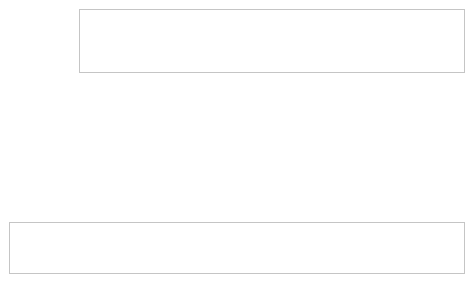
Old version of the form rezals/detail/rzxitem.ui in the repository Fruneau/qRezix.
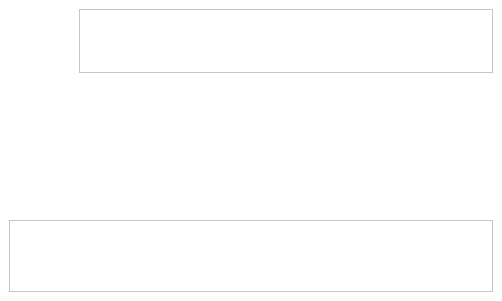
New version of the form.

Commit message:
J'ai pas rÃ©ussi Ã  changer la couleur du splitter :/ Par contre j'ai quelque peu rÃ©organisÃ© l'Item Details... ce qui devrait : * limiter les chevauchement de textes * amÃ©liorer la lisibilitÃ© * diminuer un peu l'impression de vide de la fenÃªtre...
J'ai aussi modifiÃ© les rÃšgles de disparition des labels en fonction de la taille de la fenÃªtre

```diff
--- a/rezals/detail/rzxitem.ui
+++ b/rezals/detail/rzxitem.ui
@@ -8,8 +8,8 @@
    <rect>
     <x>0</x>
     <y>0</y>
-    <width>474</width>
-    <height>283</height>
+    <width>502</width>
+    <height>301</height>
    </rect>
   </property>
   <property name="sizePolicy" >
@@ -307,6 +307,210 @@
    <property name="spacing" >
     <number>6</number>
    </property>
+   <item row="2" column="0" >
+    <layout class="QGridLayout" >
+     <property name="margin" >
+      <number>0</number>
+     </property>
+     <property name="spacing" >
+      <number>6</number>
+     </property>
+     <item rowspan="3" row="0" column="0" >
+      <layout class="QVBoxLayout" >
+       <property name="margin" >
+        <number>0</number>
+       </property>
+       <property name="spacing" >
+        <number>6</number>
+       </property>
+       <item>
+        <widget class="QLabel" name="lblHttp" >
+         <property name="sizePolicy" >
+          <sizepolicy>
+           <hsizetype>0</hsizetype>
+           <vsizetype>0</vsizetype>
+           <horstretch>0</horstretch>
+           <verstretch>0</verstretch>
+          </sizepolicy>
+         </property>
+         <property name="minimumSize" >
+          <size>
+           <width>32</width>
+           <height>32</height>
+          </size>
+         </property>
+         <property name="maximumSize" >
+          <size>
+           <width>32</width>
+           <height>32</height>
+          </size>
+         </property>
+         <property name="text" >
+          <string/>
+         </property>
+        </widget>
+       </item>
+       <item>
+        <widget class="QLabel" name="lblNews" >
+         <property name="sizePolicy" >
+          <sizepolicy>
+           <hsizetype>0</hsizetype>
+           <vsizetype>0</vsizetype>
+           <horstretch>0</horstretch>
+           <verstretch>0</verstretch>
+          </sizepolicy>
+         </property>
+         <property name="minimumSize" >
+          <size>
+           <width>32</width>
+           <height>32</height>
+          </size>
+         </property>
+         <property name="maximumSize" >
+          <size>
+           <width>32</width>
+           <height>32</height>
+          </size>
+         </property>
+         <property name="text" >
+          <string/>
+         </property>
+        </widget>
+       </item>
+       <item>
+        <widget class="QLabel" name="lblPrinter" >
+         <property name="sizePolicy" >
+          <sizepolicy>
+           <hsizetype>0</hsizetype>
+           <vsizetype>0</vsizetype>
+           <horstretch>0</horstretch>
+           <verstretch>0</verstretch>
+          </sizepolicy>
+         </property>
+         <property name="minimumSize" >
+          <size>
+           <width>32</width>
+           <height>32</height>
+          </size>
+         </property>
+         <property name="maximumSize" >
+          <size>
+           <width>32</width>
+           <height>32</height>
+          </size>
+         </property>
+         <property name="text" >
+          <string/>
+         </property>
+        </widget>
+       </item>
+      </layout>
+     </item>
+     <item row="1" column="1" >
+      <layout class="QVBoxLayout" >
+       <property name="margin" >
+        <number>0</number>
+       </property>
+       <property name="spacing" >
+        <number>6</number>
+       </property>
+       <item>
+        <widget class="QLabel" name="lblFtp" >
+         <property name="sizePolicy" >
+          <sizepolicy>
+           <hsizetype>0</hsizetype>
+           <vsizetype>0</vsizetype>
+           <horstretch>0</horstretch>
+           <verstretch>0</verstretch>
+          </sizepolicy>
+         </property>
+         <property name="minimumSize" >
+          <size>
+           <width>32</width>
+           <height>32</height>
+          </size>
+         </property>
+         <property name="maximumSize" >
+          <size>
+           <width>32</width>
+           <height>32</height>
+          </size>
+         </property>
+         <property name="text" >
+          <string/>
+         </property>
+        </widget>
+       </item>
+       <item>
+        <widget class="QLabel" name="lblSamba" >
+         <property name="sizePolicy" >
+          <sizepolicy>
+           <hsizetype>0</hsizetype>
+           <vsizetype>0</vsizetype>
+           <horstretch>0</horstretch>
+           <verstretch>0</verstretch>
+          </sizepolicy>
+         </property>
+         <property name="minimumSize" >
+          <size>
+           <width>32</width>
+           <height>32</height>
+          </size>
+         </property>
+         <property name="maximumSize" >
+          <size>
+           <width>32</width>
+           <height>32</height>
+          </size>
+         </property>
+         <property name="text" >
+          <string/>
+         </property>
+        </widget>
+       </item>
+      </layout>
+     </item>
+     <item row="2" column="1" >
+      <spacer>
+       <property name="orientation" >
+        <enum>Qt::Vertical</enum>
+       </property>
+       <property name="sizeHint" >
+        <size>
+         <width>20</width>
+         <height>16</height>
+        </size>
+       </property>
+      </spacer>
+     </item>
+     <item row="0" column="1" >
+      <spacer>
+       <property name="orientation" >
+        <enum>Qt::Vertical</enum>
+       </property>
+       <property name="sizeHint" >
+        <size>
+         <width>20</width>
+         <height>16</height>
+        </size>
+       </property>
+      </spacer>
+     </item>
+    </layout>
+   </item>
+   <item row="3" column="0" >
+    <spacer>
+     <property name="orientation" >
+      <enum>Qt::Vertical</enum>
+     </property>
+     <property name="sizeHint" >
+      <size>
+       <width>76</width>
+       <height>16</height>
+      </size>
+     </property>
+    </spacer>
+   </item>
    <item row="0" column="0" colspan="2" >
     <layout class="QHBoxLayout" >
      <property name="margin" >
@@ -343,7 +547,7 @@
       </widget>
      </item>
      <item>
-      <widget class="QFrame" name="frame" >
+      <widget class="QFrame" name="frmName" >
        <property name="sizePolicy" >
         <sizepolicy>
          <hsizetype>7</hsizetype>
@@ -377,6 +581,44 @@
         <property name="spacing" >
          <number>6</number>
         </property>
+        <item row="0" column="1" >
+         <layout class="QVBoxLayout" >
+          <property name="margin" >
+           <number>0</number>
+          </property>
+          <property name="spacing" >
+           <number>6</number>
+          </property>
+          <item>
+           <widget class="QLabel" name="lblName" >
+            <property name="sizePolicy" >
+             <sizepolicy>
+              <hsizetype>7</hsizetype>
+              <vsizetype>5</vsizetype>
+              <horstretch>0</horstretch>
+              <verstretch>0</verstretch>
+             </sizepolicy>
+            </property>
+            <property name="textFormat" >
+             <enum>Qt::RichText</enum>
+            </property>
+            <property name="alignment" >
+             <set>Qt::AlignCenter</set>
+            </property>
+           </widget>
+          </item>
+          <item>
+           <widget class="QLabel" name="lblIP" >
+            <property name="text" >
+             <string/>
+            </property>
+            <property name="alignment" >
+             <set>Qt::AlignCenter</set>
+            </property>
+           </widget>
+          </item>
+         </layout>
+        </item>
         <item row="0" column="0" >
          <widget class="QLabel" name="lblFavorite" >
           <property name="text" >
@@ -384,30 +626,25 @@
           </property>
          </widget>
         </item>
-        <item row="0" column="1" >
-         <widget class="QLabel" name="lblName" >
-          <property name="sizePolicy" >
-           <sizepolicy>
-            <hsizetype>7</hsizetype>
-            <vsizetype>5</vsizetype>
-            <horstretch>0</horstretch>
-            <verstretch>0</verstretch>
-           </sizepolicy>
-          </property>
-          <property name="textFormat" >
-           <enum>Qt::RichText</enum>
-          </property>
-          <property name="alignment" >
-           <set>Qt::AlignCenter</set>
-          </property>
-         </widget>
-        </item>
        </layout>
       </widget>
      </item>
     </layout>
    </item>
-   <item row="5" column="0" colspan="2" >
+   <item row="1" column="0" >
+    <spacer>
+     <property name="orientation" >
+      <enum>Qt::Vertical</enum>
+     </property>
+     <property name="sizeHint" >
+      <size>
+       <width>76</width>
+       <height>16</height>
+      </size>
+     </property>
+    </spacer>
+   </item>
+   <item row="4" column="0" colspan="2" >
     <widget class="QFrame" name="frmDetails" >
      <property name="sizePolicy" >
       <sizepolicy>
@@ -423,109 +660,114 @@
      <property name="frameShadow" >
       <enum>QFrame::Raised</enum>
      </property>
-     <layout class="QHBoxLayout" >
+     <layout class="QGridLayout" >
       <property name="margin" >
-       <number>8</number>
+       <number>9</number>
       </property>
       <property name="spacing" >
        <number>6</number>
       </property>
-      <item>
-       <widget class="QLabel" name="lblStateIcon" >
-        <property name="sizePolicy" >
-         <sizepolicy>
-          <hsizetype>0</hsizetype>
-          <vsizetype>0</vsizetype>
-          <horstretch>0</horstretch>
-          <verstretch>0</verstretch>
-         </sizepolicy>
+      <item row="0" column="2" >
+       <layout class="QVBoxLayout" >
+        <property name="margin" >
+         <number>0</number>
         </property>
-        <property name="minimumSize" >
-         <size>
-          <width>32</width>
-          <height>32</height>
-         </size>
+        <property name="spacing" >
+         <number>6</number>
         </property>
-        <property name="maximumSize" >
-         <size>
-          <width>32</width>
-          <height>32</height>
-         </size>
-        </property>
-        <property name="text" >
-         <string/>
-        </property>
-       </widget>
+        <item>
+         <widget class="QLabel" name="lblOS" >
+          <property name="sizePolicy" >
+           <sizepolicy>
+            <hsizetype>5</hsizetype>
+            <vsizetype>0</vsizetype>
+            <horstretch>0</horstretch>
+            <verstretch>0</verstretch>
+           </sizepolicy>
+          </property>
+          <property name="minimumSize" >
+           <size>
+            <width>32</width>
+            <height>32</height>
+           </size>
+          </property>
+          <property name="maximumSize" >
+           <size>
+            <width>16777215</width>
+            <height>32</height>
+           </size>
+          </property>
+          <property name="text" >
+           <string/>
+          </property>
+          <property name="alignment" >
+           <set>Qt::AlignCenter</set>
+          </property>
+         </widget>
+        </item>
+        <item>
+         <widget class="QLabel" name="lblClient" >
+          <property name="text" >
+           <string/>
+          </property>
+          <property name="alignment" >
+           <set>Qt::AlignCenter</set>
+          </property>
+         </widget>
+        </item>
+       </layout>
       </item>
-      <item>
-       <widget class="QLabel" name="lblState" >
-        <property name="text" >
-         <string/>
+      <item row="0" column="0" >
+       <layout class="QVBoxLayout" >
+        <property name="margin" >
+         <number>0</number>
         </property>
-       </widget>
-      </item>
-      <item>
-       <widget class="QLabel" name="lblOS" >
-        <property name="sizePolicy" >
-         <sizepolicy>
-          <hsizetype>0</hsizetype>
-          <vsizetype>0</vsizetype>
-          <horstretch>0</horstretch>
-          <verstretch>0</verstretch>
-         </sizepolicy>
+        <property name="spacing" >
+         <number>6</number>
         </property>
-        <property name="minimumSize" >
-         <size>
-          <width>32</width>
-          <height>32</height>
-         </size>
-        </property>
-        <property name="maximumSize" >
-         <size>
-          <width>32</width>
-          <height>32</height>
-         </size>
-        </property>
-        <property name="text" >
-         <string/>
-        </property>
-       </widget>
+        <item>
+         <widget class="QLabel" name="lblStateIcon" >
+          <property name="sizePolicy" >
+           <sizepolicy>
+            <hsizetype>5</hsizetype>
+            <vsizetype>0</vsizetype>
+            <horstretch>0</horstretch>
+            <verstretch>0</verstretch>
+           </sizepolicy>
+          </property>
+          <property name="minimumSize" >
+           <size>
+            <width>32</width>
+            <height>32</height>
+           </size>
+          </property>
+          <property name="maximumSize" >
+           <size>
+            <width>16777215</width>
+            <height>32</height>
+           </size>
+          </property>
+          <property name="text" >
+           <string/>
+          </property>
+          <property name="alignment" >
+           <set>Qt::AlignCenter</set>
+          </property>
+         </widget>
+        </item>
+        <item>
+         <widget class="QLabel" name="lblState" >
+          <property name="text" >
+           <string/>
+          </property>
+          <property name="alignment" >
+           <set>Qt::AlignCenter</set>
+          </property>
+         </widget>
+        </item>
+       </layout>
       </item>
-      <item>
-       <widget class="QLabel" name="lblClient" >
-        <property name="text" >
-         <string/>
-        </property>
-       </widget>
-      </item>
-      <item>
-       <widget class="QLabel" name="lblPromo" >
-        <property name="sizePolicy" >
-         <sizepolicy>
-          <hsizetype>0</hsizetype>
-          <vsizetype>0</vsizetype>
-          <horstretch>0</horstretch>
-          <verstretch>0</verstretch>
-         </sizepolicy>
-        </property>
-        <property name="minimumSize" >
-         <size>
-          <width>32</width>
-          <height>32</height>
-         </size>
-        </property>
-        <property name="maximumSize" >
-         <size>
-          <width>32</width>
-          <height>32</height>
-         </size>
-        </property>
-        <property name="text" >
-         <string/>
-        </property>
-       </widget>
-      </item>
-      <item>
+      <item row="0" column="4" >
        <layout class="QVBoxLayout" >
         <property name="margin" >
          <number>0</number>
@@ -533,17 +775,43 @@
         <property name="spacing" >
          <number>6</number>
         </property>
+        <item>
+         <widget class="QLabel" name="lblPromo" >
+          <property name="sizePolicy" >
+           <sizepolicy>
+            <hsizetype>5</hsizetype>
+            <vsizetype>0</vsizetype>
+            <horstretch>0</horstretch>
+            <verstretch>0</verstretch>
+           </sizepolicy>
+          </property>
+          <property name="minimumSize" >
+           <size>
+            <width>32</width>
+            <height>32</height>
+           </size>
+          </property>
+          <property name="maximumSize" >
+           <size>
+            <width>16777215</width>
+            <height>32</height>
+           </size>
+          </property>
+          <property name="text" >
+           <string/>
+          </property>
+          <property name="alignment" >
+           <set>Qt::AlignCenter</set>
+          </property>
+         </widget>
+        </item>
         <item>
          <widget class="QLabel" name="lblRezal" >
           <property name="text" >
            <string/>
           </property>
-         </widget>
-        </item>
-        <item>
-         <widget class="QLabel" name="lblIP" >
-          <property name="text" >
-           <string/>
+          <property name="alignment" >
+           <set>Qt::AlignCenter</set>
           </property>
          </widget>
         </item>
@@ -552,224 +820,7 @@
      </layout>
     </widget>
    </item>
-   <item row="2" column="0" >
-    <layout class="QGridLayout" >
-     <property name="margin" >
-      <number>0</number>
-     </property>
-     <property name="spacing" >
-      <number>6</number>
-     </property>
-     <item rowspan="3" row="0" column="0" >
-      <layout class="QVBoxLayout" >
-       <property name="margin" >
-        <number>0</number>
-       </property>
-       <property name="spacing" >
-        <number>6</number>
-       </property>
-       <item>
-        <widget class="QLabel" name="lblHttp" >
-         <property name="sizePolicy" >
-          <sizepolicy>
-           <hsizetype>0</hsizetype>
-           <vsizetype>0</vsizetype>
-           <horstretch>0</horstretch>
-           <verstretch>0</verstretch>
-          </sizepolicy>
-         </property>
-         <property name="minimumSize" >
-          <size>
-           <width>32</width>
-           <height>32</height>
-          </size>
-         </property>
-         <property name="maximumSize" >
-          <size>
-           <width>32</width>
-           <height>32</height>
-          </size>
-         </property>
-         <property name="text" >
-          <string/>
-         </property>
-        </widget>
-       </item>
-       <item>
-        <widget class="QLabel" name="lblNews" >
-         <property name="sizePolicy" >
-          <sizepolicy>
-           <hsizetype>0</hsizetype>
-           <vsizetype>0</vsizetype>
-           <horstretch>0</horstretch>
-           <verstretch>0</verstretch>
-          </sizepolicy>
-         </property>
-         <property name="minimumSize" >
-          <size>
-           <width>32</width>
-           <height>32</height>
-          </size>
-         </property>
-         <property name="maximumSize" >
-          <size>
-           <width>32</width>
-           <height>32</height>
-          </size>
-         </property>
-         <property name="text" >
-          <string/>
-         </property>
-        </widget>
-       </item>
-       <item>
-        <widget class="QLabel" name="lblPrinter" >
-         <property name="sizePolicy" >
-          <sizepolicy>
-           <hsizetype>0</hsizetype>
-           <vsizetype>0</vsizetype>
-           <horstretch>0</horstretch>
-           <verstretch>0</verstretch>
-          </sizepolicy>
-         </property>
-         <property name="minimumSize" >
-          <size>
-           <width>32</width>
-           <height>32</height>
-          </size>
-         </property>
-         <property name="maximumSize" >
-          <size>
-           <width>32</width>
-           <height>32</height>
-          </size>
-         </property>
-         <property name="text" >
-          <string/>
-         </property>
-        </widget>
-       </item>
-      </layout>
-     </item>
-     <item row="1" column="1" >
-      <layout class="QVBoxLayout" >
-       <property name="margin" >
-        <number>0</number>
-       </property>
-       <property name="spacing" >
-        <number>6</number>
-       </property>
-       <item>
-        <widget class="QLabel" name="lblFtp" >
-         <property name="sizePolicy" >
-          <sizepolicy>
-           <hsizetype>0</hsizetype>
-           <vsizetype>0</vsizetype>
-           <horstretch>0</horstretch>
-           <verstretch>0</verstretch>
-          </sizepolicy>
-         </property>
-         <property name="minimumSize" >
-          <size>
-           <width>32</width>
-           <height>32</height>
-          </size>
-         </property>
-         <property name="maximumSize" >
-          <size>
-           <width>32</width>
-           <height>32</height>
-          </size>
-         </property>
-         <property name="text" >
-          <string/>
-         </property>
-        </widget>
-       </item>
-       <item>
-        <widget class="QLabel" name="lblSamba" >
-         <property name="sizePolicy" >
-          <sizepolicy>
-           <hsizetype>0</hsizetype>
-           <vsizetype>0</vsizetype>
-           <horstretch>0</horstretch>
-           <verstretch>0</verstretch>
-          </sizepolicy>
-         </property>
-         <property name="minimumSize" >
-          <size>
-           <width>32</width>
-           <height>32</height>
-          </size>
-         </property>
-         <property name="maximumSize" >
-          <size>
-           <width>32</width>
-           <height>32</height>
-          </size>
-         </property>
-         <property name="text" >
-          <string/>
-         </property>
-        </widget>
-       </item>
-      </layout>
-     </item>
-     <item row="2" column="1" >
-      <spacer>
-       <property name="orientation" >
-        <enum>Qt::Vertical</enum>
-       </property>
-       <property name="sizeHint" >
-        <size>
-         <width>20</width>
-         <height>16</height>
-        </size>
-       </property>
-      </spacer>
-     </item>
-     <item row="0" column="1" >
-      <spacer>
-       <property name="orientation" >
-        <enum>Qt::Vertical</enum>
-       </property>
-       <property name="sizeHint" >
-        <size>
-         <width>20</width>
-         <height>16</height>
-        </size>
-       </property>
-      </spacer>
-     </item>
-    </layout>
-   </item>
-   <item row="1" column="0" >
-    <spacer>
-     <property name="orientation" >
-      <enum>Qt::Vertical</enum>
-     </property>
-     <property name="sizeHint" >
-      <size>
-       <width>76</width>
-       <height>16</height>
-      </size>
-     </property>
-    </spacer>
-   </item>
-   <item rowspan="2" row="3" column="0" >
-    <spacer>
-     <property name="orientation" >
-      <enum>Qt::Vertical</enum>
-     </property>
-     <property name="sizeHint" >
-      <size>
-       <width>76</width>
-       <height>16</height>
-      </size>
-     </property>
-    </spacer>
-   </item>
-   <item rowspan="4" row="1" column="1" >
+   <item rowspan="3" row="1" column="1" >
     <widget class="QLabel" name="lblComment" >
      <property name="sizePolicy" >
       <sizepolicy>
```
The commit also changes 1 other file.
